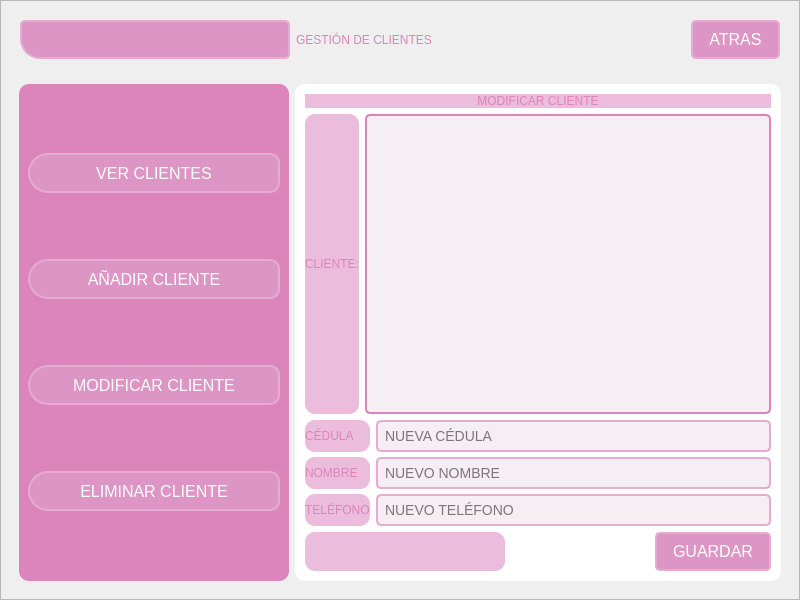
Old version of the form GUI/sub_ventanas/ui/gestion_clientes/GestionClientes.ui in the repository C-Sebastian-M/GLAM_MAKEUP_STORE.
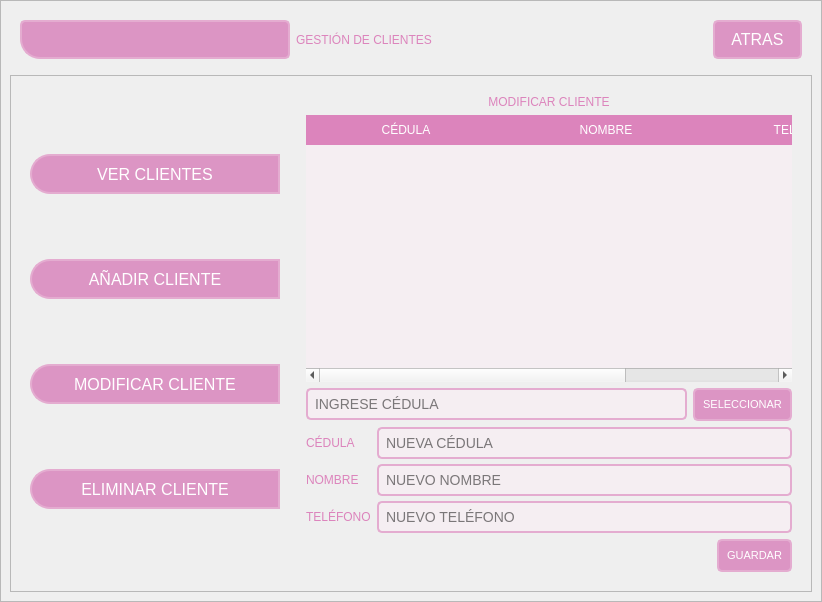
New version of the form. The open tabs and pages were chosen to show the change. Icons and pictures are not drawn.

Commit message: cambio a los archivos .ui para la falcilitacion de filatrado de datos

The edit to the form file:
```diff
--- a/GUI/sub_ventanas/ui/gestion_clientes/GestionClientes.ui
+++ b/GUI/sub_ventanas/ui/gestion_clientes/GestionClientes.ui
@@ -6,20 +6,20 @@
    <rect>
     <x>0</x>
     <y>0</y>
-    <width>800</width>
-    <height>600</height>
+    <width>822</width>
+    <height>602</height>
    </rect>
   </property>
   <property name="minimumSize">
    <size>
-    <width>800</width>
-    <height>600</height>
+    <width>0</width>
+    <height>0</height>
    </size>
   </property>
   <property name="maximumSize">
    <size>
-    <width>800</width>
-    <height>600</height>
+    <width>16777215</width>
+    <height>16777215</height>
    </size>
   </property>
   <property name="windowTitle">
@@ -214,8 +214,7 @@
           </size>
          </property>
          <property name="styleSheet">
-          <string notr="true">border-radius: 10px
-</string>
+          <string notr="true"/>
          </property>
          <property name="frameShape">
           <enum>QFrame::StyledPanel</enum>
@@ -240,7 +239,7 @@
             </property>
             <property name="styleSheet">
              <string notr="true">QFrame{
-background-color: rgb(220, 132, 188);
+background-color: transparent;
 }
 
 QPushButton {
@@ -372,13 +371,14 @@
 
 /* Estilo para QFrame */
 QFrame {
-    background-color: #ffffff; /* Fondo blanco */
+    background-color: transparent; /* Fondo blanco */
+	border-radius: 10px
 }
 
 /* Estilo para QLabel */
 QLabel {
-	background-color:  rgb(235, 188, 220);
-    font: 87 14pt &quot;Arial Black&quot;; /* Fuente Arial Black, peso 87 */
+	background-color:  transparent;
+    font: 70 10pt &quot;Arial Black&quot;; /* Fuente Arial Black, peso 87 */
     color: rgb(220, 132, 188); /* Color de texto rgb(220, 132, 188) */
 }
 
@@ -402,11 +402,11 @@
 QPushButton {
     border: 2px solid #e4acd0;
     border-radius: 5px;
-    padding: 8px 16px;
+    padding: 8px 8px;
     background-color: #dc95c4; /* Fondo */
     color: #ffffff; /* Color del texto */
     font-family: Arial, sans-serif;
-    font-size: 16px;
+    font-size: 11px;
 }
 
 QPushButton:hover {
@@ -417,6 +417,10 @@
     background-color: #d484b4; /* Fondo al presionar */
 }
 
+QFrame{
+border-radius: 10px
+}
+
 QTableWidget {
     background-color: #f5eef2;
     gridline-color: #dc84bc;
@@ -445,8 +449,7 @@
 QTableWidget::item:selected {
     background-color: #d484b4;
     color: #ffffff;
-}
-</string>
+}</string>
             </property>
             <property name="frameShape">
              <enum>QFrame::StyledPanel</enum>
@@ -743,6 +746,10 @@
                 <layout class="QVBoxLayout" name="verticalLayout_12">
                  <item>
                   <widget class="QLabel" name="label_13">
+                   <property name="styleSheet">
+                    <string notr="true">background-color: transparent
+;</string>
+                   </property>
                    <property name="text">
                     <string>MODIFICAR CLIENTE</string>
                    </property>
@@ -754,40 +761,42 @@
                  <item>
                   <layout class="QHBoxLayout" name="horizontalLayout_9">
                    <item>
-                    <widget class="QLabel" name="label_11">
-                     <property name="text">
-                      <string>CLIENTE:</string>
+                    <widget class="QTableWidget" name="tableWidget_modificar">
+                     <attribute name="horizontalHeaderDefaultSectionSize">
+                      <number>200</number>
+                     </attribute>
+                     <column>
+                      <property name="text">
+                       <string>CÉDULA</string>
+                      </property>
+                     </column>
+                     <column>
+                      <property name="text">
+                       <string>NOMBRE</string>
+                      </property>
+                     </column>
+                     <column>
+                      <property name="text">
+                       <string>TELÉFONO</string>
+                      </property>
+                     </column>
+                    </widget>
+                   </item>
+                  </layout>
+                 </item>
+                 <item>
+                  <layout class="QHBoxLayout" name="horizontalLayout_4">
+                   <item>
+                    <widget class="QLineEdit" name="lineEdit_modificar">
+                     <property name="placeholderText">
+                      <string>INGRESE CÉDULA</string>
                      </property>
                     </widget>
                    </item>
                    <item>
-                    <widget class="QListWidget" name="listWidget_modificar">
-                     <property name="styleSheet">
-                      <string notr="true">QListView {
-            background-color: #f5eef2;
-            color: #000000;
-            border: 2px solid #dc84bc;
-            border-radius: 5px;
-            padding: 5px;
-        }
-        QListView::item {
-            background-color: #e4acd0;
-            border: 1px solid #dc84bc;
-            border-radius: 5px;
-            padding: 5px;
-            margin: 3px;
-        }
-        QListView::item:selected {
-            background-color: #dc84bc;
-            color: #ffffff;
-        }
-        QListView::item:hover {
-            background-color: #ebbcdc;
-            color: #000000;
-        }
-        QListView::item:alternate {
-            background-color: #e4c4d4;
-        }</string>
+                    <widget class="QPushButton" name="pushButton_modificar">
+                     <property name="text">
+                      <string>SELECCIONAR</string>
                      </property>
                     </widget>
                    </item>
```
Left out of the diff: 50 changed lines with no effect on the pictures. The commit also changes 2 other files.
